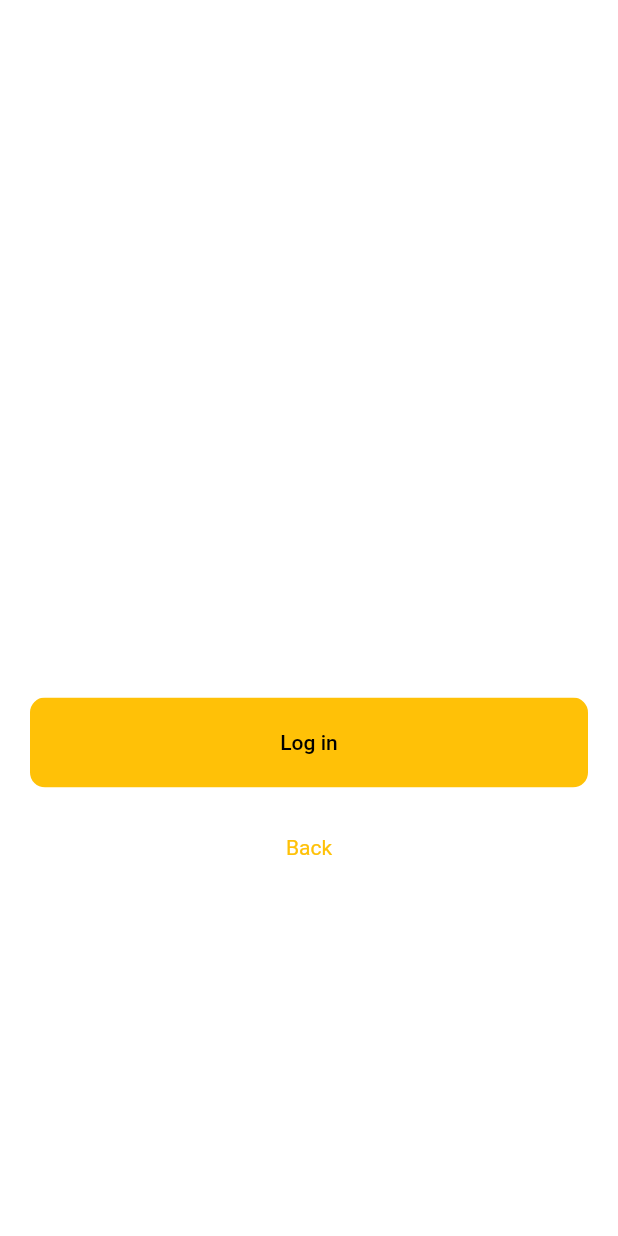
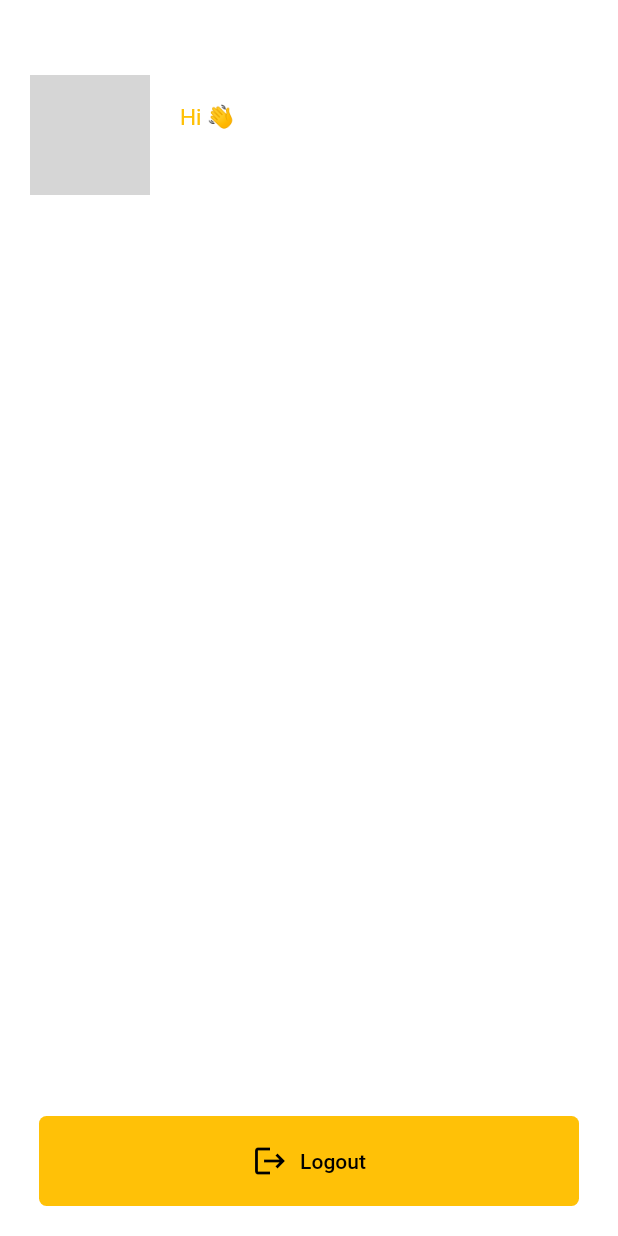
Before and after one commit to faisalkholid/flutter_latihan01, a Flutter app: the Login screen opened directly, after a tap on "Log in", on a phone screen of 412 x 824 dp. Run offline on Flutter 3.47's test engine with Material 2 defaults, Android fonts, the light colour scheme and no system bars; network calls fail; grey boxes are pictures that could not be loaded.

Commit message:
add home screen

```diff
--- /dev/null
+++ b/lib/home.dart
@@ -0,0 +1,132 @@
+import 'dart:ui';
+
+import 'package:flutter/material.dart';
+
+class Home extends StatefulWidget {
+  const Home({Key? key}) : super(key: key);
+
+  @override
+  State<Home> createState() => _HomeState();
+}
+
+class _HomeState extends State<Home> {
+  @override
+  Widget build(BuildContext context) {
+    return Scaffold(
+      body: Center(
+        child: Column(
+          mainAxisAlignment: MainAxisAlignment.start,
+          children: [
+            SizedBox(
+              height: 50,
+            ),
+            Row(
+              children: [
+                SizedBox(
+                  width: 20,
+                ),
+                CircleAvatar(
+                  backgroundImage: NetworkImage(
+                      'https://pbs.twimg.com/profile_images/932142986267328512/F9VmgZ6J.jpg'),
+                  minRadius: 40,
+                  maxRadius: 40,
+                ),
+                SizedBox(
+                  width: 20,
+                ),
+                Column(
+                  crossAxisAlignment: CrossAxisAlignment.start,
+                  children: [
+                    Text(
+                      "Hi 👋",
+                      style: TextStyle(
+                        color: Colors.amber,
+                        fontSize: 15,
+                      ),
+                    ),
+                    Text(
+                      "Faisal Kholid",
+                      style: TextStyle(
+                        color: Colors.white,
+                        fontSize: 20,
+                        fontWeight: FontWeight.bold,
+                      ),
+                    ),
+                  ],
+                ),
+                SizedBox(
+                  width: 100,
+                ),
+                Container(
+                  height: 50,
+                  width: 50,
+                  decoration: BoxDecoration(
+                      color: Colors.white10,
+                      borderRadius: BorderRadius.circular(5)),
+                  child: TextButton(
+                    onPressed: () {},
+                    child: Icon(
+                      Icons.notifications,
+                      color: Colors.white,
+                    ),
+                  ),
+                ),
+                SizedBox(
+                  width: 20,
+                ),
+              ],
+            ),
+            Spacer(),
+            Container(
+              height: 400,
+              width: 360,
+              decoration: BoxDecoration(
+                  color: Colors.white10,
+                  borderRadius: BorderRadius.circular(5)),
+              child: Column(
+                crossAxisAlignment: CrossAxisAlignment.start,
+                children: [
+                  Padding(
+                    padding: const EdgeInsets.only(left: 20, top: 20),
+                    child: Text(
+                      "You are Awesome",
+                      style: TextStyle(
+                          color: Colors.white,
+                          fontSize: 30,
+                          fontWeight: FontWeight.bold),
+                    ),
+                  ),
+                ],
+              ),
+            ),
+            SizedBox(
+              height: 20,
+            ),
+            Container(
+                height: 60,
+                width: 360,
+                decoration: BoxDecoration(
+                    color: Colors.amber,
+                    borderRadius: BorderRadius.circular(5)),
+                child: TextButton.icon(
+                  icon: Icon(
+                    Icons.logout,
+                    color: Colors.black,
+                  ),
+                  label: Text(
+                    'Logout',
+                    style: TextStyle(color: Colors.black),
+                  ),
+                  onPressed: () {
+                    Navigator.pushNamed(context, '/Login');
+                  },
+                )),
+            SizedBox(
+              height: 20,
+            )
+          ],
+        ),
+      ),
+    );
+  }
+}
--- a/lib/login.dart
+++ b/lib/login.dart
@@ -31,7 +31,7 @@ class _LoginState extends State<Login> {
               child: const Text(
                 "Please login to continue",
                 style: TextStyle(
-                    color: Colors.white38,
+                    color: Colors.amber,
                     fontSize: 15,
                     fontWeight: FontWeight.w400),
               ),
@@ -94,7 +94,9 @@ class _LoginState extends State<Login> {
               child: ClipRRect(
                 borderRadius: BorderRadius.circular(10),
                 child: TextButton(
-                  onPressed: () {},
+                  onPressed: () {
+                    Navigator.pushNamed(context, '/Home');
+                  },
                   child: Text("Log in"),
                   style: TextButton.styleFrom(
                     backgroundColor: Colors.amber,
--- a/lib/main.dart
+++ b/lib/main.dart
@@ -1,5 +1,6 @@
 import 'package:flutter/material.dart';
 import 'package:flutter/widgets.dart';
+import 'package:latihan_flutter/home.dart';
 import 'package:latihan_flutter/login.dart';
 import 'package:latihan_flutter/onboarding.dart';
 
@@ -33,6 +34,12 @@ class MyApp extends StatelessWidget {
               settings: settings,
             );
           }
+          if (settings.name == '/Home') {
+            return MaterialPageRoute(
+              builder: (context) => Home(),
+              settings: settings,
+            );
+          }
         });
   }
 }
--- a/lib/onboarding.dart
+++ b/lib/onboarding.dart
@@ -44,11 +44,18 @@ class _OnboardingState extends State<Onboarding> {
                   onPressed: () {
                     Navigator.pushNamed(context, '/Login');
                   },
-                  child: Text("Open the door"),
+                  child: Text(
+                    "Open the door",
+                    style: (TextStyle(color: Colors.amber)),
+                  ),
                   style: ElevatedButton.styleFrom(
-                      primary: Colors.amber,
+                      primary: Colors.white10,
                       onPrimary: Colors.black,
-                      fixedSize: const Size(300, 60),
+                      shape: RoundedRectangleBorder(
+                          //to set border radius to button
+                          borderRadius: BorderRadius.circular(5)),
+                      fixedSize: const Size(350, 60),
+                      side: BorderSide(width: 2, color: Colors.amber),
                       textStyle: TextStyle(fontSize: 15)))),
           SizedBox(
             height: 100,
```
